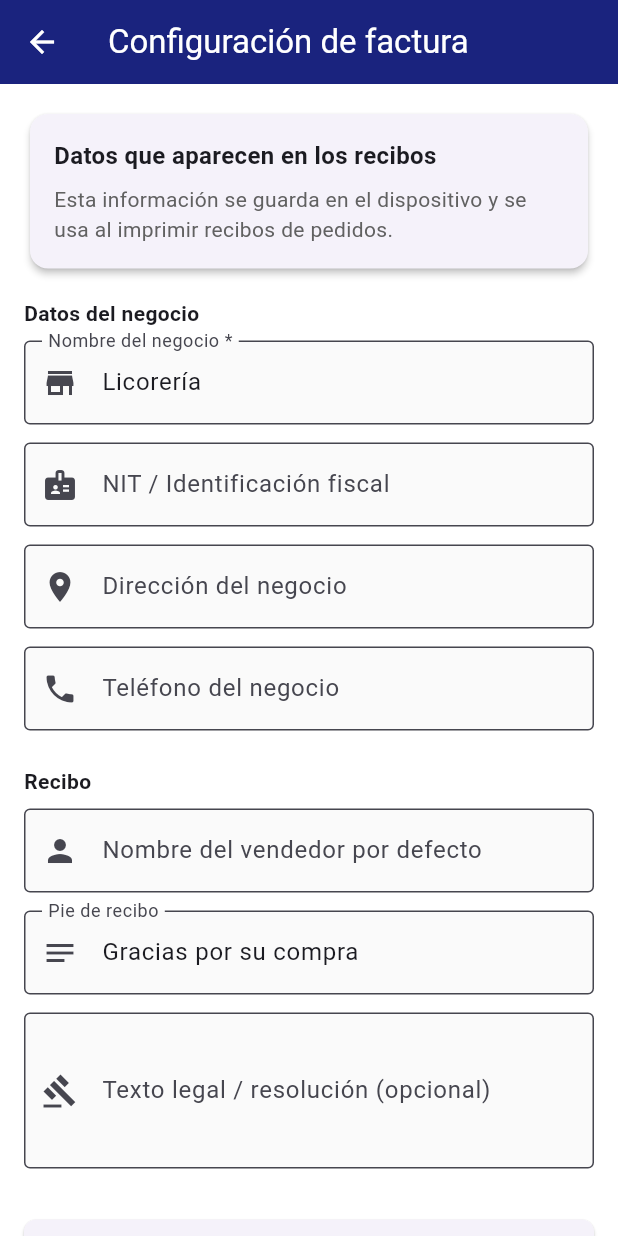
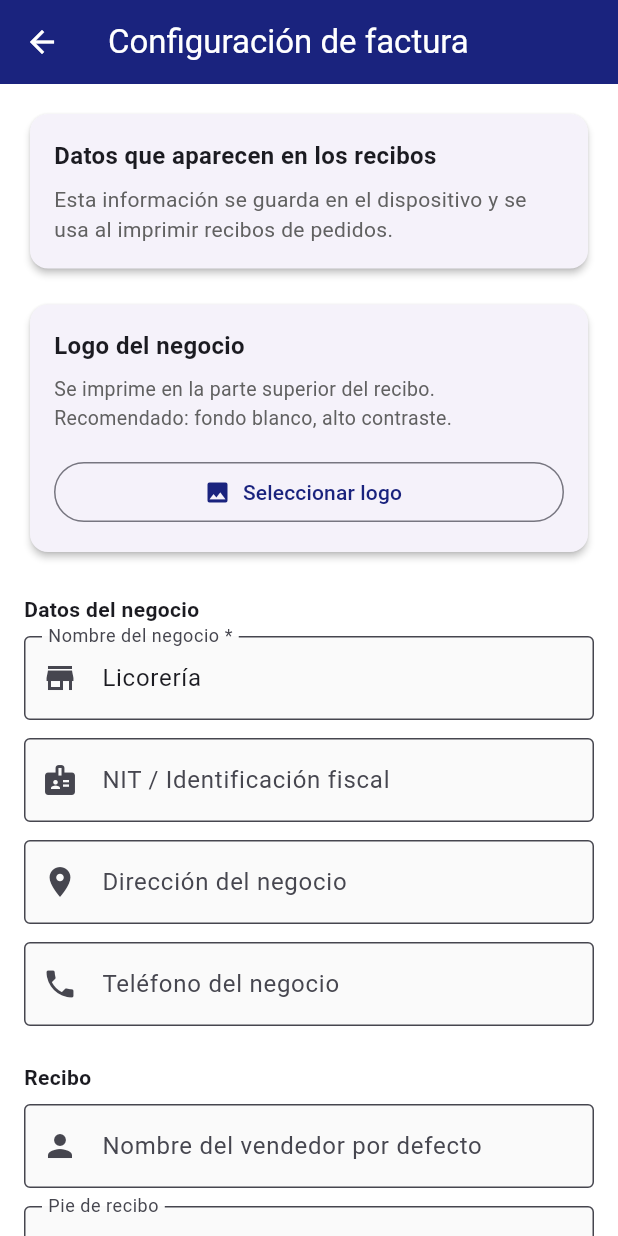
Before and after one commit to JDCarmona496/sistemaPosLicores, a Flutter app: the InvoiceSettingsView screen opened by its route, on a phone screen of 412 x 824 dp. Run offline on Flutter 3.47's test engine with Material 3 defaults, Android fonts, the phone set to English and light mode, and no system bars; our stand-ins replace flutter_blue_plus, flutter_riverpod, freezed_annotation, geolocator, go_router, image_picker and 5 more; missing offline and left inert: dart:html, esc_pos_utils_plus, flutter_thermal_printer, mobile_scanner, serial_port_win32; accounts and stored records are empty; generated files the repository leaves out were written again; project files that could hold a hidden picture were left out.

Commit message:
feat(settings): agregar logo del negocio en recibos
- InvoiceConfig ahora incluye logoBase64
- InvoiceSettingsView permite seleccionar/quitar logo desde galeria
- Logo se redimensiona a 384px de ancho maximo y convierte a escala de grises
- EscPosReceiptGenerator imprime logo con imageRaster antes del encabezado
- PdfReceiptGenerator muestra logo en la parte superior del PDF
- printOrderReceiptProvider pasa logoBase64 a ambos generadores
- Agregada dependencia image: ^4.5.2 para manipulacion de imagen

Pruebas: flutter analyze limpio, 58/58 tests, build apk y windows exitosos

```diff
--- a/lib/data/providers/printer_provider.dart
+++ b/lib/data/providers/printer_provider.dart
@@ -324,6 +324,7 @@ final printOrderReceiptProvider =
       sellerName: invoiceConfig.sellerName,
       invoiceFooter: invoiceConfig.invoiceFooter,
       legalText: invoiceConfig.legalText,
+      logoBase64: invoiceConfig.logoBase64,
     );
 
     if (service.supportsPdf) {
@@ -341,6 +342,7 @@ final printOrderReceiptProvider =
         sellerName: receiptParams.sellerName,
         invoiceFooter: receiptParams.invoiceFooter,
         legalText: receiptParams.legalText,
+        logoBase64: receiptParams.logoBase64,
       );
       debugPrint('[printOrderReceiptProvider] Printing PDF...');
       final result = await service.printPdf(document);
@@ -362,6 +364,7 @@ final printOrderReceiptProvider =
         sellerName: receiptParams.sellerName,
         invoiceFooter: receiptParams.invoiceFooter,
         legalText: receiptParams.legalText,
+        logoBase64: receiptParams.logoBase64,
       );
       debugPrint('[printOrderReceiptProvider] Printing ${bytes.length} bytes...');
       final result = await service.printBytes(bytes);
--- a/lib/domain/models/invoice_config.dart
+++ b/lib/domain/models/invoice_config.dart
@@ -12,6 +12,7 @@ class InvoiceConfig {
   final String sellerName;
   final String invoiceFooter;
   final String legalText;
+  final String logoBase64;
 
   const InvoiceConfig({
     this.businessName = 'Licorería',
@@ -21,6 +22,7 @@ class InvoiceConfig {
     this.sellerName = '',
     this.invoiceFooter = 'Gracias por su compra',
     this.legalText = '',
+    this.logoBase64 = '',
   });
 
   factory InvoiceConfig.fromJson(Map<String, dynamic> json) {
@@ -32,6 +34,7 @@ class InvoiceConfig {
       sellerName: json['sellerName'] as String? ?? '',
       invoiceFooter: json['invoiceFooter'] as String? ?? 'Gracias por su compra',
       legalText: json['legalText'] as String? ?? '',
+      logoBase64: json['logoBase64'] as String? ?? '',
     );
   }
 
@@ -43,6 +46,7 @@ class InvoiceConfig {
         'sellerName': sellerName,
         'invoiceFooter': invoiceFooter,
         'legalText': legalText,
+        'logoBase64': logoBase64,
       };
 
   InvoiceConfig copyWith({
@@ -53,6 +57,7 @@ class InvoiceConfig {
     String? sellerName,
     String? invoiceFooter,
     String? legalText,
+    String? logoBase64,
   }) {
     return InvoiceConfig(
       businessName: businessName ?? this.businessName,
@@ -62,6 +67,7 @@ class InvoiceConfig {
       sellerName: sellerName ?? this.sellerName,
       invoiceFooter: invoiceFooter ?? this.invoiceFooter,
       legalText: legalText ?? this.legalText,
+      logoBase64: logoBase64 ?? this.logoBase64,
     );
   }
 
--- a/lib/ui/features/settings/views/invoice_settings_view.dart
+++ b/lib/ui/features/settings/views/invoice_settings_view.dart
@@ -1,6 +1,11 @@
+import 'dart:convert';
+import 'dart:typed_data';
+
 import 'package:flutter/material.dart';
 import 'package:flutter_riverpod/flutter_riverpod.dart';
 import 'package:go_router/go_router.dart';
+import 'package:image/image.dart' as img;
+import 'package:image_picker/image_picker.dart';
 
 import '../../../../data/providers/settings_providers.dart';
 import '../../../../domain/models/invoice_config.dart';
@@ -21,6 +26,9 @@ class _InvoiceSettingsViewState extends ConsumerState<InvoiceSettingsView> {
   final _invoiceFooterController = TextEditingController();
   final _legalTextController = TextEditingController();
 
+  String _logoBase64 = '';
+  bool _isPickingLogo = false;
+
   @override
   void initState() {
     super.initState();
@@ -32,6 +40,7 @@ class _InvoiceSettingsViewState extends ConsumerState<InvoiceSettingsView> {
     _sellerNameController.text = config.sellerName;
     _invoiceFooterController.text = config.invoiceFooter;
     _legalTextController.text = config.legalText;
+    _logoBase64 = config.logoBase64;
   }
 
   @override
@@ -57,6 +66,8 @@ class _InvoiceSettingsViewState extends ConsumerState<InvoiceSettingsView> {
         children: [
           _buildInfoCard(),
           const SizedBox(height: 16),
+          _buildLogoSection(),
+          const SizedBox(height: 24),
           _buildSectionTitle('Datos del negocio'),
           _buildTextField(
             controller: _businessNameController,
@@ -147,6 +158,130 @@ class _InvoiceSettingsViewState extends ConsumerState<InvoiceSettingsView> {
     );
   }
 
+  Widget _buildLogoSection() {
+    final hasLogo = _logoBase64.isNotEmpty;
+    return Card(
+      child: Padding(
+        padding: const EdgeInsets.all(16),
+        child: Column(
+          crossAxisAlignment: CrossAxisAlignment.start,
+          children: [
+            const Text(
+              'Logo del negocio',
+              style: TextStyle(fontWeight: FontWeight.bold, fontSize: 16),
+            ),
+            const SizedBox(height: 8),
+            Text(
+              'Se imprime en la parte superior del recibo. Recomendado: fondo blanco, alto contraste.',
+              style: TextStyle(color: Colors.grey.shade700, fontSize: 13),
+            ),
+            const SizedBox(height: 16),
+            if (hasLogo)
+              Center(
+                child: Container(
+                  decoration: BoxDecoration(
+                    border: Border.all(color: Colors.grey.shade300),
+                    borderRadius: BorderRadius.circular(8),
+                  ),
+                  padding: const EdgeInsets.all(8),
+                  child: Image.memory(
+                    base64Decode(_logoBase64),
+                    height: 100,
+                    fit: BoxFit.contain,
+                  ),
+                ),
+              ),
+            if (hasLogo) const SizedBox(height: 12),
+            Row(
+              children: [
+                Expanded(
+                  child: OutlinedButton.icon(
+                    onPressed: _isPickingLogo ? null : _pickLogo,
+                    icon: _isPickingLogo
+                        ? const SizedBox(
+                            width: 16,
+                            height: 16,
+                            child: CircularProgressIndicator(strokeWidth: 2),
+                          )
+                        : const Icon(Icons.image),
+                    label: Text(hasLogo ? 'Cambiar logo' : 'Seleccionar logo'),
+                  ),
+                ),
+                if (hasLogo) ...[
+                  const SizedBox(width: 8),
+                  Expanded(
+                    child: OutlinedButton.icon(
+                      onPressed: _removeLogo,
+                      icon: const Icon(Icons.delete_outline, color: Colors.red),
+                      label: const Text(
+                        'Quitar logo',
+                        style: TextStyle(color: Colors.red),
+                      ),
+                    ),
+                  ),
+                ],
+              ],
+            ),
+          ],
+        ),
+      ),
+    );
+  }
+
+  Future<void> _pickLogo() async {
+    setState(() => _isPickingLogo = true);
+    try {
+      final picker = ImagePicker();
+      final picked = await picker.pickImage(
+        source: ImageSource.gallery,
+        maxWidth: 400,
+        maxHeight: 400,
+        imageQuality: 80,
+      );
+      if (picked == null) return;
+
+      final bytes = await picked.readAsBytes();
+      if (bytes.isEmpty) return;
+
+      final resized = await _resizeLogo(bytes);
+      final base64 = base64Encode(resized);
+
+      if (mounted) {
+        setState(() => _logoBase64 = base64);
+      }
+    } catch (e) {
+      debugPrint('Error picking logo: $e');
+      if (mounted) {
+        _showSnack('Error al seleccionar logo: $e', isError: true);
+      }
+    } finally {
+      if (mounted) setState(() => _isPickingLogo = false);
+    }
+  }
+
+  Future<Uint8List> _resizeLogo(Uint8List bytes) async {
+    final decoded = img.decodeImage(bytes);
+    if (decoded == null) {
+      throw Exception('No se pudo decodificar la imagen');
+    }
+
+    // Para impresoras 58mm, 384 puntos de ancho es el máximo usable.
+    const maxWidth = 384;
+    img.Image resized = decoded;
+    if (decoded.width > maxWidth) {
+      resized = img.copyResize(decoded, width: maxWidth);
+    }
+
+    // Convertir a escala de grises para mejorar contraste en impresoras térmicas.
+    final grayscale = img.grayscale(resized);
+
+    return Uint8List.fromList(img.encodePng(grayscale));
+  }
+
+  void _removeLogo() {
+    setState(() => _logoBase64 = '');
+  }
+
   Widget _buildSectionTitle(String title) {
     return Padding(
       padding: const EdgeInsets.only(bottom: 8),
@@ -194,6 +329,7 @@ class _InvoiceSettingsViewState extends ConsumerState<InvoiceSettingsView> {
       sellerName: _sellerNameController.text.trim(),
       invoiceFooter: _invoiceFooterController.text.trim(),
       legalText: _legalTextController.text.trim(),
+      logoBase64: _logoBase64,
     );
 
     await ref.read(invoiceConfigProvider.notifier).save(config);
@@ -236,6 +372,7 @@ class _InvoiceSettingsViewState extends ConsumerState<InvoiceSettingsView> {
     _sellerNameController.text = config.sellerName;
     _invoiceFooterController.text = config.invoiceFooter;
     _legalTextController.text = config.legalText;
+    setState(() => _logoBase64 = config.logoBase64);
 
     if (mounted) _showSnack('Valores restablecidos');
   }
--- a/pubspec.yaml
+++ b/pubspec.yaml
@@ -62,8 +62,9 @@ dependencies:
   geolocator: ^13.0.2
   url_launcher: ^6.3.1
 
-  # Captura de evidencia de entrega (foto)
+  # Captura de evidencia de entrega (foto) y logo del negocio
   image_picker: ^1.1.2
+  image: ^4.5.2
 
   # Notificaciones
   flutter_local_notifications: ^18.0.1
```
Also changed, not shown: lib/data/services/printer/esc_pos_receipt_generator.dart (+21 -0 lines), lib/data/services/printer/pdf_receipt_generator.dart (+15 -0 lines).
